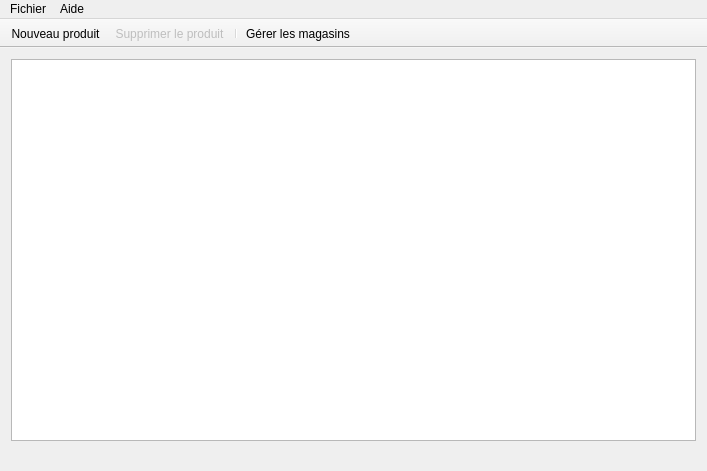
This is mainwindow.ui in Deuchnord/Hermes as Qt 5 draws it before an edit. The edited form follows.
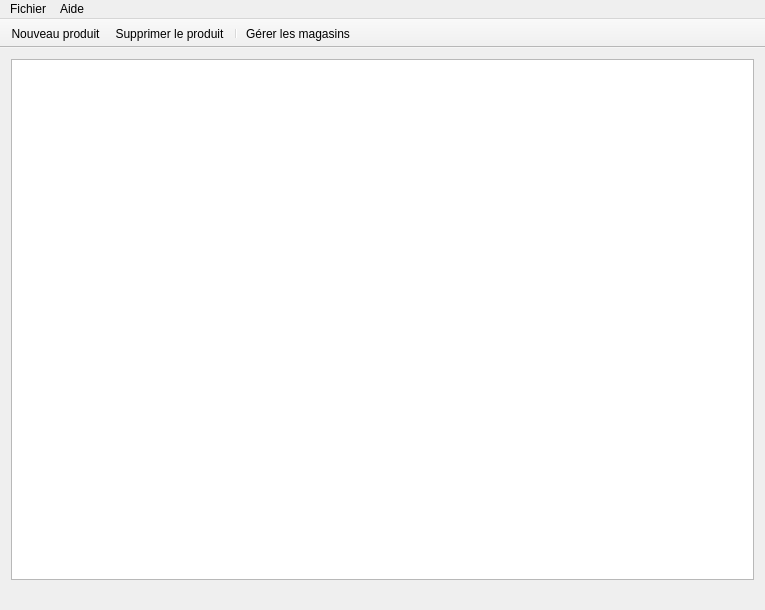
This is the edited form. Icons and pictures are not drawn.

Patch:
```diff
--- a/mainwindow.ui
+++ b/mainwindow.ui
@@ -6,8 +6,8 @@
    <rect>
     <x>0</x>
     <y>0</y>
-    <width>707</width>
-    <height>471</height>
+    <width>765</width>
+    <height>610</height>
    </rect>
   </property>
   <property name="windowTitle">
@@ -29,8 +29,8 @@
     <rect>
      <x>0</x>
      <y>0</y>
-     <width>707</width>
-     <height>21</height>
+     <width>765</width>
+     <height>25</height>
     </rect>
    </property>
    <property name="nativeMenuBar">
@@ -84,9 +84,6 @@
    </property>
   </action>
   <action name="actionSupprimerProduit">
-   <property name="enabled">
-    <bool>false</bool>
-   </property>
    <property name="text">
     <string>Supprimer le produit</string>
    </property>
```
